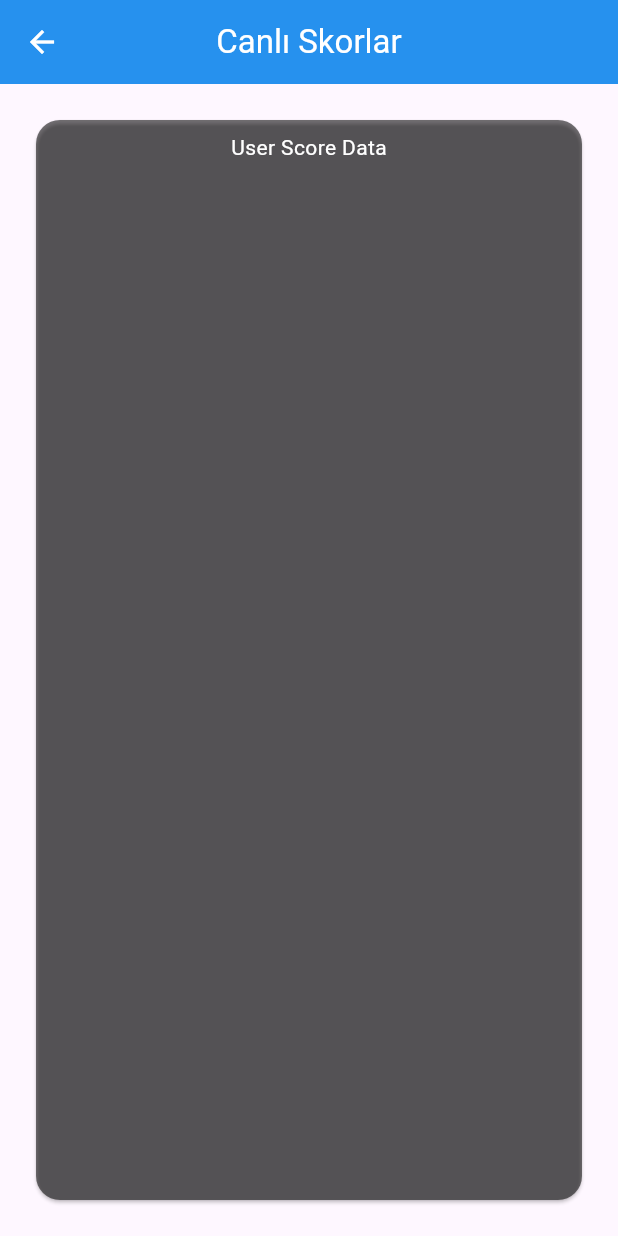
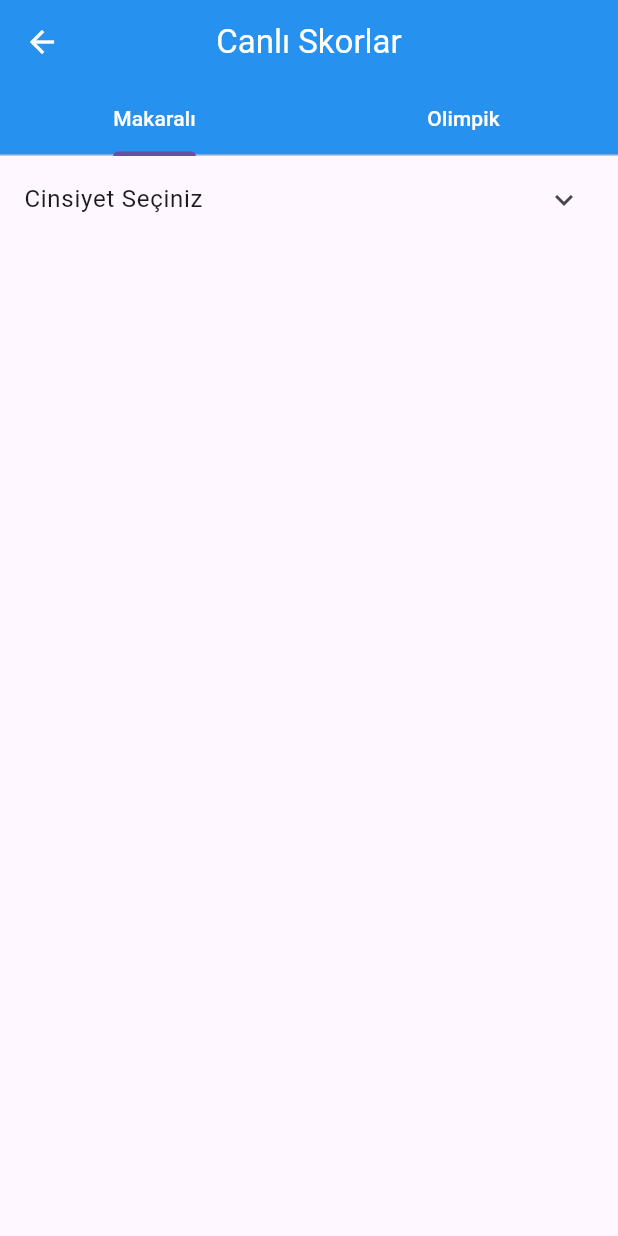
Before and after one commit to kayamustafa33/Capstone, a Flutter app: the LiveScoresScreen screen opened directly, on a phone screen of 412 x 824 dp. Run offline on Flutter 3.47's test engine with Material 3 defaults, Android fonts, the phone set to English and light mode, and no system bars; our stand-ins replace fluttertoast.

Commit message:
Groups of Archer | We categorized the archer by age and gender.

```diff
--- /dev/null
+++ b/lib/src/views/homeScreen/widgets/BuildAgeGroup.dart
@@ -0,0 +1,14 @@
+import 'package:capstone/src/views/watchLiveScreen/widgets/LiveScoreTable.dart';
+import 'package:flutter/material.dart';
+
+Widget buildAgeGroup(String category, String ageGroup, List<List<String>> liveScores) {
+  return ExpansionTile(
+    title: Text(ageGroup),
+    children: [
+      Padding(
+        padding: const EdgeInsets.symmetric(horizontal: 16),
+        child: LiveScoreTable(liveScores: liveScores),
+      ),
+    ],
+  );
+}
--- a/lib/src/views/watchLiveScreen/widgets/LiveScoresScreen.dart
+++ b/lib/src/views/watchLiveScreen/widgets/LiveScoresScreen.dart
@@ -1,4 +1,5 @@
 import 'package:flutter/material.dart';
+import '../../homeScreen/widgets/BuildAgeGroup.dart';
 
 class LiveScoresScreen extends StatelessWidget {
   const LiveScoresScreen({super.key});
@@ -6,37 +7,81 @@ class LiveScoresScreen extends StatelessWidget {
 
   @override
   Widget build(BuildContext context) {
-    return Scaffold(
+    return DefaultTabController(
+      length: 2,
+      child: Scaffold(
         appBar: AppBar(
           centerTitle: true,
-        title: const Text("Canlı Skorlar",style: TextStyle(color: Colors.white)),
+          title: const Text("Canlı Skorlar", style: TextStyle(color: Colors.white)),
           backgroundColor: Colors.blue,
           elevation: 2.0,
           iconTheme: const IconThemeData(color: Colors.white),
+          bottom: const TabBar(
+            tabs: [
+              Tab(
+                child: Text(
+                  'Makaralı',
+                  style: TextStyle(color: Colors.white),
                 ),
-      body: Center(
-        child: Padding(
-            padding: const EdgeInsets.all(20),
-          child: Card(
-              shape: RoundedRectangleBorder(
-                borderRadius: BorderRadius.circular(16),
               ),
-            color: Colors.black54,
-            child: const SizedBox(
-                width: double.infinity,
-                height: double.infinity,
-              child: Padding(
-                padding: EdgeInsets.all(8.0),
-                child: Column(
-                  children: [
-                    Text("User Score Data",style: TextStyle(color: Colors.white))
+              Tab(
+                child: Text(
+                  'Olimpik',
+                  style: TextStyle(color: Colors.white),
+                ),
+              ),
             ],
           ),
         ),
+        body: TabBarView(
+          children: [
+            SingleChildScrollView(
+              child: Column(
+                crossAxisAlignment: CrossAxisAlignment.stretch,
+                children: [
+                  _buildCategories(),
+                ],
               ),
             ),
+            SingleChildScrollView(
+              child: Column(
+                crossAxisAlignment: CrossAxisAlignment.stretch,
+                children: [
+                  _buildCategories(),
+                ],
+              ),
+            ),
+          ],
         ),
       ),
     );
   }
+
+  Widget _buildCategories() {
+    return ExpansionTile(
+      title: const Text('Cinsiyet Seçiniz'),
+      children: [
+        _buildGenderGroups("Erkek"),
+        _buildGenderGroups("Kız"),
+      ],
+    );
   }
+
+  Widget _buildGenderGroups(String gender) {
+    return ExpansionTile(
+      title: Text(gender),
+      children: [
+        buildAgeGroup(gender, "+15", [
+          ['Player 1', '100'],
+          ['Player 2', '85'],
+          ['Player 3', '70']
+        ]),
+        buildAgeGroup(gender, "+13", [
+          ['Player 4', '95'],
+          ['Player 5', '80'],
+          ['Player 6', '65']
+        ]),
+      ],
+    );
+  }
+}
```
Also changed, not shown: lib/src/views/watchLiveScreen/widgets/LiveScoreTable.dart (added, +52 -0 lines). Lines whose indentation alone changed are shown as unchanged.
